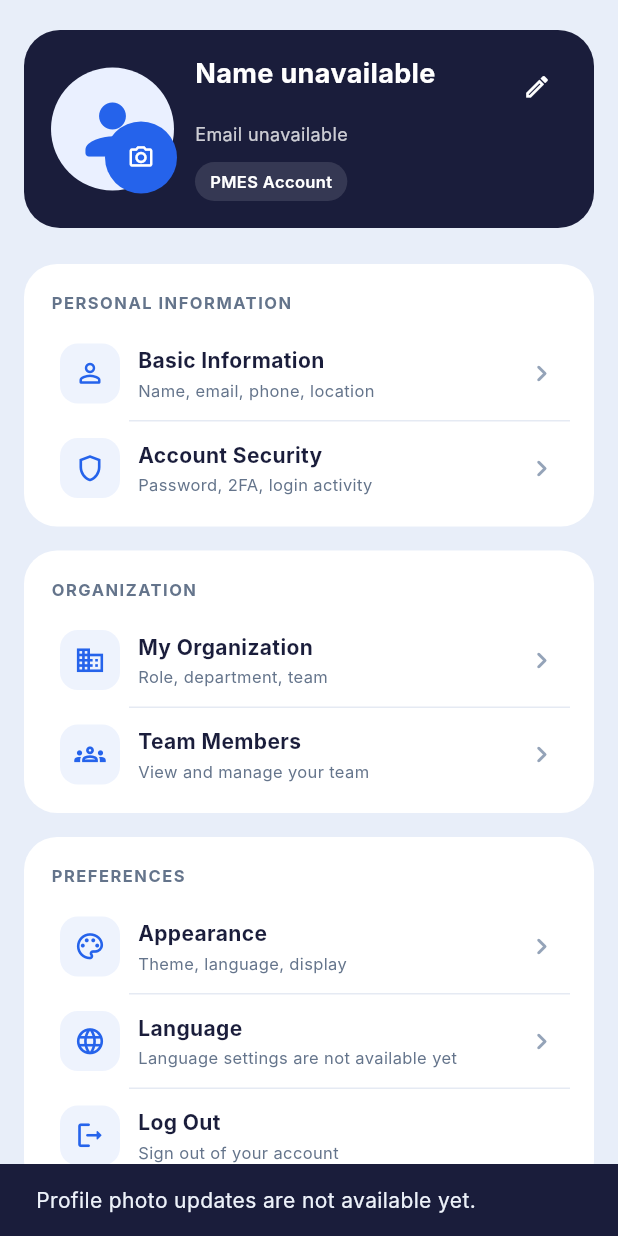
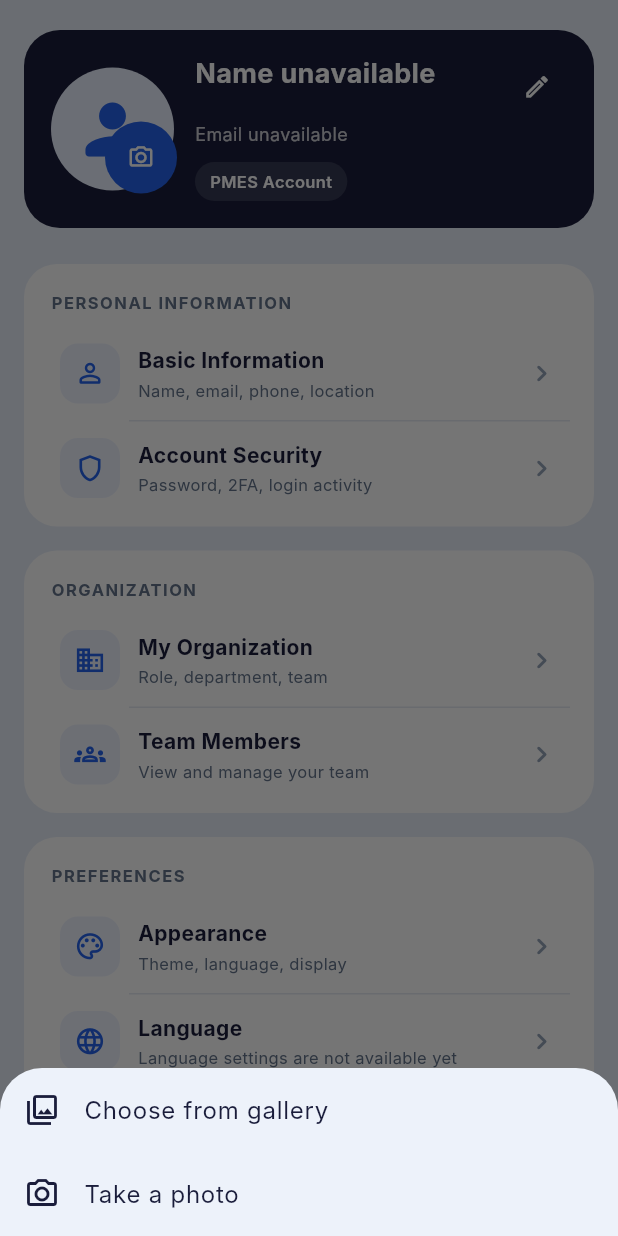
Before and after one commit to ChawerKamanga/pmes_mobile, a Flutter app: the ProfilePage widget shown alone on an empty page, opened directly with empty values, after a tap on the "camera alt" icon, on a phone screen of 412 x 824 dp. Run offline on Flutter 3.47's test engine with Material 3 defaults, Android fonts, the phone set to English and light mode, and no system bars; our stand-ins replace file_picker, flutter_map, geocoding, geolocator, go_router, image_picker and 4 more; accounts and stored records are empty; Roboto replaces fonts that are missing (Inter).

Commit message:
feat: added local profile picture upload

```diff
--- a/lib/pages/home_page.dart
+++ b/lib/pages/home_page.dart
@@ -333,13 +333,7 @@ class _HomePageState extends State<HomePage> {
                 AssignedProjectCard(project: project),
                 const SizedBox(height: 16),
               ],
-            const SizedBox(height: 16),
-
-            // Logout Button
-            HomeLogoutButton(
-              isLoggingOut: _isLoggingOut,
-              onPressed: _confirmLogout,
-            ),
+            const SizedBox(height: 16)
           ],
         ),
       ),
--- a/lib/pages/profile_page.dart
+++ b/lib/pages/profile_page.dart
@@ -1,9 +1,15 @@
+import 'dart:io';
+
 import 'package:flutter/material.dart';
+import 'package:flutter/services.dart';
+import 'package:image_picker/image_picker.dart';
+import 'package:path_provider/path_provider.dart';
+import 'package:shared_preferences/shared_preferences.dart';
 
 import '../core/models/dashboard_overview.dart';
 import '../core/theme/app_colors.dart';
 
-class ProfilePage extends StatelessWidget {
+class ProfilePage extends StatefulWidget {
   const ProfilePage({
     required this.userName,
     required this.userEmail,
@@ -18,19 +24,128 @@ class ProfilePage extends StatelessWidget {
   final VoidCallback onLogout;
 
   @override
+  State<ProfilePage> createState() => _ProfilePageState();
+}
+
+class _ProfilePageState extends State<ProfilePage> {
+  static const _profilePhotoKey = 'profile_photo_path';
+  final ImagePicker _imagePicker = ImagePicker();
+  String? _profilePhotoPath;
+  bool _isPickingPhoto = false;
+
+  @override
+  void initState() {
+    super.initState();
+    _loadProfilePhoto();
+  }
+
+  Future<void> _loadProfilePhoto() async {
+    try {
+      final preferences = await SharedPreferences.getInstance();
+      final savedPath = preferences.getString(_profilePhotoKey);
+      if (savedPath == null) return;
+      if (!await File(savedPath).exists()) {
+        await preferences.remove(_profilePhotoKey);
+        return;
+      }
+      if (mounted) setState(() => _profilePhotoPath = savedPath);
+    } on Exception {
+      if (mounted) {
+        _showPhotoMessage('Unable to load your saved profile photo.');
+      }
+    }
+  }
+
+  Future<void> _chooseProfilePhoto() async {
+    final source = await showModalBottomSheet<ImageSource>(
+      context: context,
+      builder: (context) => SafeArea(
+        child: Column(
+          mainAxisSize: MainAxisSize.min,
+          children: [
+            ListTile(
+              leading: const Icon(Icons.photo_library_outlined),
+              title: const Text('Choose from gallery'),
+              onTap: () => Navigator.pop(context, ImageSource.gallery),
+            ),
+            ListTile(
+              leading: const Icon(Icons.camera_alt_outlined),
+              title: const Text('Take a photo'),
+              onTap: () => Navigator.pop(context, ImageSource.camera),
+            ),
+          ],
+        ),
+      ),
+    );
+    if (source == null || !mounted) return;
+
+    setState(() => _isPickingPhoto = true);
+    try {
+      final image = await _imagePicker.pickImage(
+        source: source,
+        imageQuality: 85,
+        maxWidth: 1200,
+      );
+      if (image == null) return;
+
+      final appDirectory = await getApplicationDocumentsDirectory();
+      final extension = _imageExtension(image.name);
+      final destination = File(
+        '${appDirectory.path}${Platform.pathSeparator}profile_photo.$extension',
+      );
+      await File(image.path).copy(destination.path);
+
+      final preferences = await SharedPreferences.getInstance();
+      final saved = await preferences.setString(
+        _profilePhotoKey,
+        destination.path,
+      );
+      if (!saved) {
+        throw const FileSystemException('Could not save profile photo path.');
+      }
+      if (mounted) {
+        setState(() => _profilePhotoPath = destination.path);
+      }
+    } on PlatformException {
+      if (mounted) {
+        _showPhotoMessage('Unable to access the selected photo.');
+      }
+    } on FileSystemException {
+      if (mounted) _showPhotoMessage('Unable to save the profile photo.');
+    } on Exception {
+      if (mounted) _showPhotoMessage('Unable to update the profile photo.');
+    } finally {
+      if (mounted) setState(() => _isPickingPhoto = false);
+    }
+  }
+
+  String _imageExtension(String name) {
+    final separator = name.lastIndexOf('.');
+    if (separator == -1 || separator == name.length - 1) return 'jpg';
+    final extension = name.substring(separator + 1).toLowerCase();
+    return RegExp(r'^[a-z0-9]+$').hasMatch(extension) ? extension : 'jpg';
+  }
+
+  void _showPhotoMessage(String message) {
+    ScaffoldMessenger.of(context)
+      ..hideCurrentSnackBar()
+      ..showSnackBar(SnackBar(content: Text(message)));
+  }
+
+  @override
   Widget build(BuildContext context) {
-    final name = userName?.trim().isNotEmpty == true
-        ? userName!.trim()
+    final name = widget.userName?.trim().isNotEmpty == true
+        ? widget.userName!.trim()
         : 'Name unavailable';
-    final email = userEmail?.trim().isNotEmpty == true
-        ? userEmail!.trim()
+    final email = widget.userEmail?.trim().isNotEmpty == true
+        ? widget.userEmail!.trim()
         : 'Email unavailable';
-    final projects = overview?.projects;
+    final projects = widget.overview?.projects;
     final completedProjects = projects?.where((project) {
       final progress = project.status.progress.trim().toLowerCase();
       return progress == 'complete' || progress == 'completed';
     }).length;
-    final allocation = overview?.summary.fiscalAllocation;
+    final allocation = widget.overview?.summary.fiscalAllocation;
 
     return SingleChildScrollView(
       physics: const AlwaysScrollableScrollPhysics(),
@@ -41,14 +156,12 @@ class ProfilePage extends StatelessWidget {
           _ProfileIdentityCard(
             name: name,
             email: email,
+            profilePhotoPath: _profilePhotoPath,
             onEdit: () => _showUnavailableFeature(
               context,
               'Profile editing is not available yet.',
             ),
-            onChangePhoto: () => _showUnavailableFeature(
-              context,
-              'Profile photo updates are not available yet.',
-            ),
+            onChangePhoto: _isPickingPhoto ? null : _chooseProfilePhoto,
           ),
           const SizedBox(height: 24),
           _ProfileSectionCard(
@@ -122,7 +235,7 @@ class ProfilePage extends StatelessWidget {
                 title: 'Log Out',
                 description: 'Sign out of your account',
                 showChevron: false,
-                onTap: onLogout,
+                onTap: widget.onLogout,
               ),
             ],
           ),
@@ -171,14 +284,16 @@ class _ProfileIdentityCard extends StatelessWidget {
   const _ProfileIdentityCard({
     required this.name,
     required this.email,
+    required this.profilePhotoPath,
     required this.onEdit,
     required this.onChangePhoto,
   });
 
   final String name;
   final String email;
+  final String? profilePhotoPath;
   final VoidCallback onEdit;
-  final VoidCallback onChangePhoto;
+  final VoidCallback? onChangePhoto;
 
   @override
   Widget build(BuildContext context) {
@@ -192,7 +307,10 @@ class _ProfileIdentityCard extends StatelessWidget {
       child: Row(
         crossAxisAlignment: CrossAxisAlignment.center,
         children: [
-          _ProfileAvatar(onChangePhoto: onChangePhoto),
+          _ProfileAvatar(
+            profilePhotoPath: profilePhotoPath,
+            onChangePhoto: onChangePhoto,
+          ),
           const SizedBox(width: 14),
           Expanded(
             child: Column(
@@ -268,9 +386,13 @@ class _ProfileIdentityCard extends StatelessWidget {
 }
 
 class _ProfileAvatar extends StatelessWidget {
-  const _ProfileAvatar({required this.onChangePhoto});
+  const _ProfileAvatar({
+    required this.profilePhotoPath,
+    required this.onChangePhoto,
+  });
 
-  final VoidCallback onChangePhoto;
+  final String? profilePhotoPath;
+  final VoidCallback? onChangePhoto;
 
   @override
   Widget build(BuildContext context) {
@@ -287,10 +409,22 @@ class _ProfileAvatar extends StatelessWidget {
               color: Color(0xFFEAF0FF),
               shape: BoxShape.circle,
             ),
-            child: const Icon(
-              Icons.person_rounded,
-              color: AppColors.secondary,
-              size: 54,
+            child: ClipOval(
+              child: profilePhotoPath == null
+                  ? const Icon(
+                      Icons.person_rounded,
+                      color: AppColors.secondary,
+                      size: 54,
+                    )
+                  : Image.file(
+                      File(profilePhotoPath!),
+                      fit: BoxFit.cover,
+                      errorBuilder: (_, _, _) => const Icon(
+                        Icons.person_rounded,
+                        color: AppColors.secondary,
+                        size: 54,
+                      ),
+                    ),
             ),
           ),
           Positioned(
--- a/pubspec.yaml
+++ b/pubspec.yaml
@@ -17,6 +17,7 @@ dependencies:
   shared_preferences: ^2.3.3
   geolocator: ^14.1.1
   geocoding: ^4.0.0
+  path_provider: ^2.1.6
   internet_connection_checker_plus: ^3.1.2
   shimmer: ^4.0.0
   flutter_map: ^8.3.2
```
Also changed, not shown: pubspec.lock, 1 other file.
